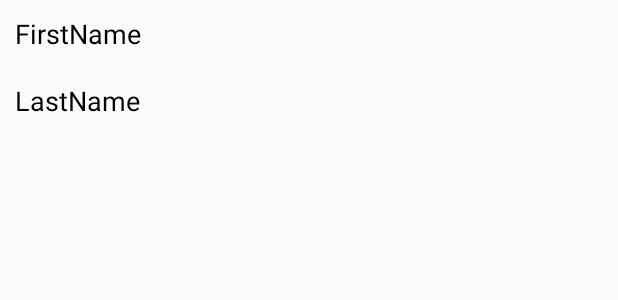
After one commit to Rob8107/The-Specialists, an Android app: the layout details_fragment.xml on its own in the app's theme, with its tools: preview values and no code run, on a phone screen of 412 x 824 dp. The commit adds this screen. Shown: the top 300 px of the screen. Run offline under Robolectric (Android 15) with nearby library versions, the phone set to English and light mode, and no system bars.

Commit message:
added Details Fragment.

```diff
--- a/app/build.gradle
+++ b/app/build.gradle
@@ -39,4 +39,8 @@ dependencies {
     implementation 'com.android.support:support-v4:28.0.0'
     annotationProcessor "android.arch.persistence.room:compiler:1.1.1"
     implementation 'com.squareup.okhttp3:logging-interceptor:3.10.0'
+
+    implementation "com.github.bumptech.glide:glide:4.9.0"
+    implementation "com.github.bumptech.glide:okhttp3-integration:4.7.1"
+    annotationProcessor "com.github.bumptech.glide:compiler:4.9.0"
 }
--- a/app/src/main/java/com/robgas/specialists/data/Specialty.java
+++ b/app/src/main/java/com/robgas/specialists/data/Specialty.java
@@ -2,7 +2,9 @@ package com.robgas.specialists.data;
 
 import com.robgas.specialists.Utils.ObjectsCompat;
 
-public class Specialty {
+import java.io.Serializable;
+
+public class Specialty implements Serializable {
     public int id;
     public String name;
 
--- a/app/src/main/java/com/robgas/specialists/fragments/SpecialtyListFragment.java
+++ b/app/src/main/java/com/robgas/specialists/fragments/SpecialtyListFragment.java
@@ -56,7 +56,7 @@ public class SpecialtyListFragment extends Fragment {
                 HashSet<Specialty> hs = new HashSet<>();
                 List<Employee> employees = DBUtils.getSpecialistMapper2(specialistEntities);
                 for (Employee employee : employees) {
-                    hs.addAll(employee.specialty);
+                    hs.addAll(employee.getSpecialty());
                 }
 
                 ArrayList<Specialty> specialties = new ArrayList<>(hs);
--- /dev/null
+++ b/app/src/main/res/layout/details_fragment.xml
@@ -0,0 +1,30 @@
+<?xml version="1.0" encoding="utf-8"?>
+<LinearLayout xmlns:android="http://schemas.android.com/apk/res/android"
+    xmlns:tools="http://schemas.android.com/tools"
+    android:layout_width="match_parent"
+    android:layout_height="match_parent"
+    android:orientation="vertical">
+
+    <ImageView
+        android:id="@+id/imageView"
+        android:layout_width="wrap_content"
+        android:layout_height="wrap_content" />
+
+    <TextView
+        android:id="@+id/firstName"
+        android:layout_width="wrap_content"
+        android:layout_height="wrap_content"
+        android:padding="10dp"
+        android:textColor="@color/black"
+        android:textSize="18sp"
+        tools:text="FirstName" />
+
+    <TextView
+        android:id="@+id/lastName"
+        android:layout_width="wrap_content"
+        android:layout_height="wrap_content"
+        android:padding="10dp"
+        android:textColor="@color/black"
+        android:textSize="18sp"
+        tools:text="LastName" />
+</LinearLayout>
--- a/app/src/main/res/values/colors.xml
+++ b/app/src/main/res/values/colors.xml
@@ -3,4 +3,5 @@
     <color name="colorPrimary">#008577</color>
     <color name="colorPrimaryDark">#00574B</color>
     <color name="colorAccent">#D81B60</color>
+    <color name="black">#000</color>
 </resources>
```
Also changed, not shown: app/src/main/java/com/robgas/specialists/Utils/DBUtils.java (+7 -7 lines), app/src/main/java/com/robgas/specialists/adapters/EmployeeAdapter.java (+21 -14 lines), app/src/main/java/com/robgas/specialists/data/Employee.java (+56 -7 lines), app/src/main/java/com/robgas/specialists/fragments/DetailsFragment.java (added, +51 -0 lines), app/src/main/java/com/robgas/specialists/fragments/EmployeeListFragment.java (+5 -8 lines).
